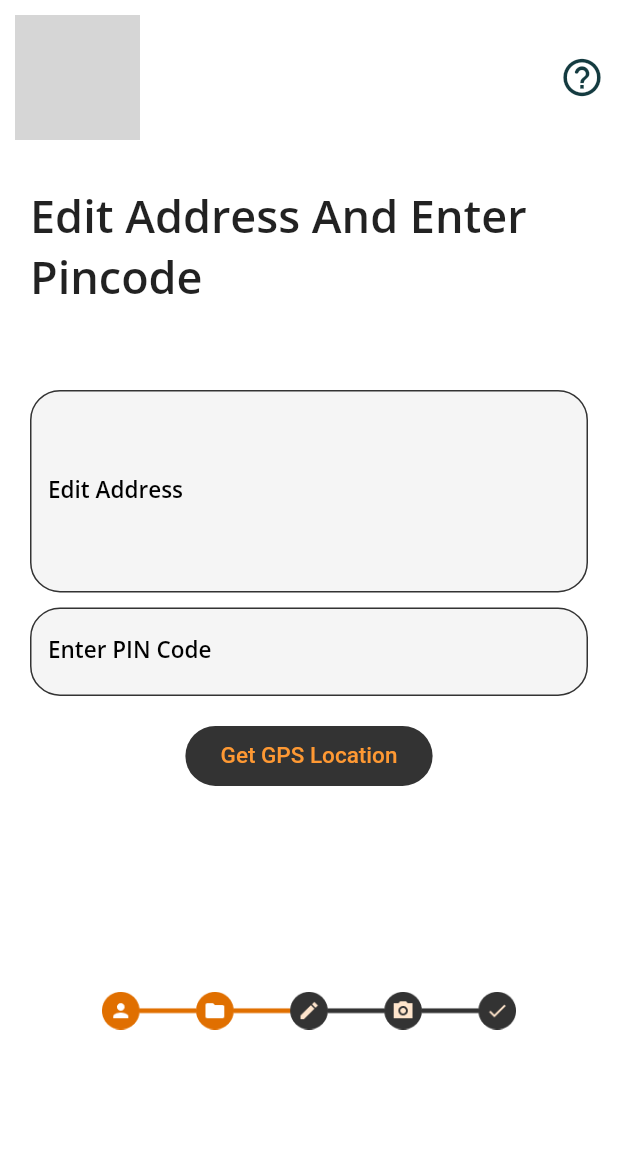
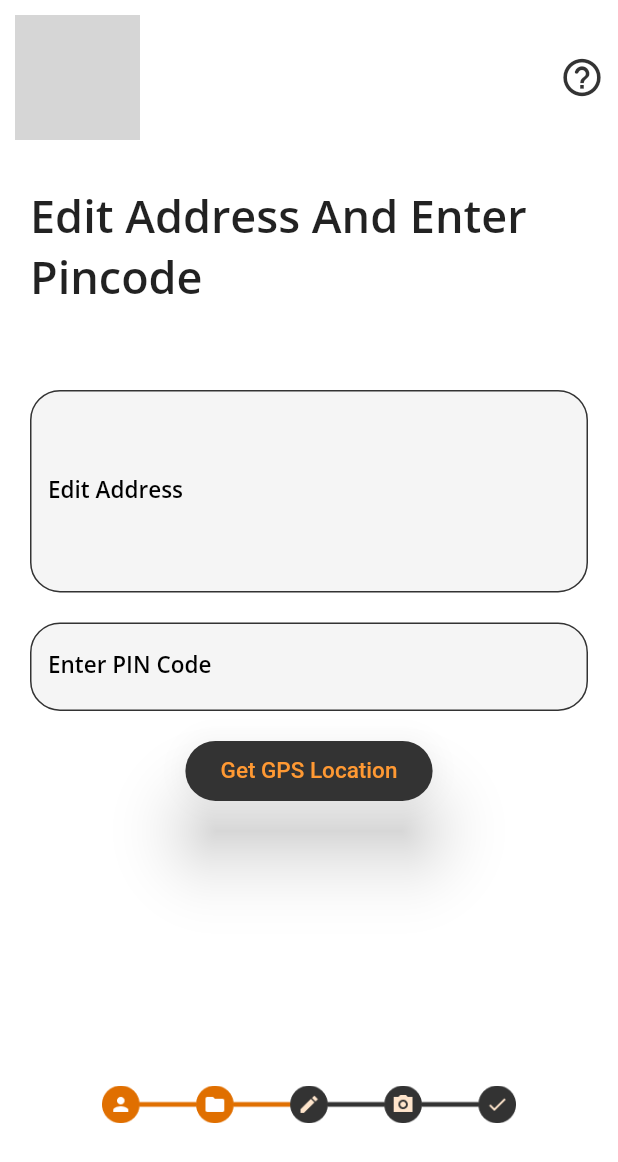
Before and after one commit to Aficionado45/Aadhaar_Address_Update, a Flutter app: the editForm screen opened by its route, on a phone screen of 412 x 824 dp. Shown: the top 1162 px of the screen. Run offline on Flutter 3.47's test engine with Material 2 defaults, Android fonts, the phone set to English and light mode, and no system bars; our stand-ins replace cloud_firestore, firebase_core, firebase_storage, image_cropper, image_picker, local_auth and 3 more; missing offline and left inert: firebase_ml_vision, geocoder; accounts and stored records are empty; statements that could not run were skipped; project files that could hold a hidden picture were left out; grey boxes are pictures that could not be loaded.

Commit message:
UI Fixes

```diff
--- a/lib/main.dart
+++ b/lib/main.dart
@@ -32,7 +32,7 @@ class _MyAppState extends State<MyApp> {
   Widget build(BuildContext context) {
     return MaterialApp(
       title: "Aadhar Address Update",
-      initialRoute: 'form',
+      initialRoute: 'welcome',
       routes: {
         'welcome': (context) => WelcomeScreen(),
         'oplogin': (context) => opLogin(),
--- a/lib/screens/confirm_address.dart
+++ b/lib/screens/confirm_address.dart
@@ -63,7 +63,7 @@ class _cnfrmAddressState extends State<cnfrmAddress> {
         child: SingleChildScrollView(
           child: Center(
             child: Padding(
-              padding: EdgeInsets.all(20),
+              padding: EdgeInsets.all(10),
               child: Container(
                 child: Column(
                   mainAxisAlignment: MainAxisAlignment.center,
--- a/lib/screens/editable_form.dart
+++ b/lib/screens/editable_form.dart
@@ -74,7 +74,7 @@ class _editFormState extends State<editForm> {
             IconButton(
               icon: Icon(
                 Icons.help_outline_rounded,
-                color: Color(0xFF143B40),
+                color: Color(0xFF333333),
                 size: 30,
               ),
               onPressed: () {
@@ -139,7 +139,7 @@ class _editFormState extends State<editForm> {
                         //fillColor: Colors.green
                       ),
                     ),
-                    SizedBox(height: 10.0),
+                    SizedBox(height: 20.0),
                     TextFormField(
                       controller: pinfield,
                       readOnly: !editable,
@@ -176,10 +176,14 @@ class _editFormState extends State<editForm> {
                     Row(
                       mainAxisAlignment: MainAxisAlignment.center,
                       children: [
-                        Container(
+                        Material(
+                          elevation: 20,
+                          borderRadius: BorderRadius.all(Radius.circular(20)),
+                          child: Container(
                             decoration: BoxDecoration(
                               color: kButton,
-                            borderRadius: BorderRadius.all(Radius.circular(20)),
+                              borderRadius:
+                                  BorderRadius.all(Radius.circular(20)),
                             ),
                             alignment: FractionalOffset.center,
                             width: MediaQuery.of(context).size.width / 2.5,
@@ -190,14 +194,13 @@ class _editFormState extends State<editForm> {
                                   isAsync = true;
                                 });
                                 //comparing editable form address with location
-                              try{
+                                try {
                                   _distanceinmeters =
                                       await getlocation(addressfield.text);
                                   //comparing ocr address with location
                                   _distanceinmeters2 =
                                       await getlocation(widget.address);
-                              }
-                              catch(err){
+                                } catch (err) {
                                   print(err);
                                 }
 
@@ -216,6 +219,7 @@ class _editFormState extends State<editForm> {
                                 style: TextStyle(
                                   color: kButtonText,
                                   fontSize: 15,
+                                ),
                               ),
                             ),
                           ),
@@ -308,15 +312,15 @@ class _editFormState extends State<editForm> {
                         textAlign: TextAlign.center,
                       ),
                     SizedBox(
-                      height: MediaQuery.of(context).size.height / 6,
+                      height: MediaQuery.of(context).size.height / 5,
                     ),
-                    Image(
+                    Padding(
+                      padding: EdgeInsets.all(25),
+                      child: Image(
                         image: AssetImage('images/Progress2.png'),
                         width: MediaQuery.of(context).size.width * 0.67,
                       ),
-                    SizedBox(
-                      height: MediaQuery.of(context).size.height / 12,
-                    )
+                    ),
                   ],
                 ),
               ),
```
Lines whose indentation alone changed are shown as unchanged.
